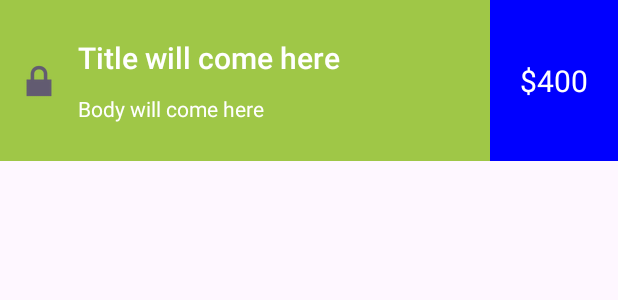
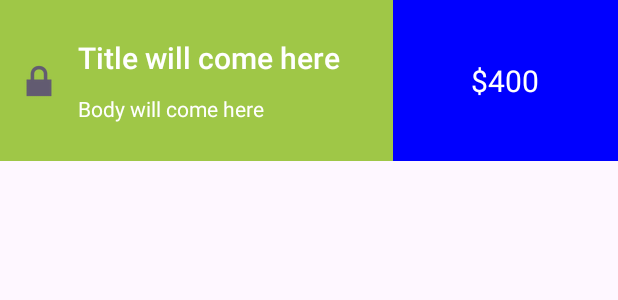
Before and after one commit to atiq-se/android-skeleton, an Android app: the layout item_articles.xml on its own in the app's theme, with its tools: preview values and no code run, on a phone screen of 412 x 824 dp. Shown: the top 300 px of the screen. Run offline under Robolectric (Android 15) with nearby library versions, the phone set to English and light mode, and no system bars.

Commit message:
last commit

```diff
--- a/app/src/main/java/com/example/androidskeleton/ui/info/ItemsListFragment.kt
+++ b/app/src/main/java/com/example/androidskeleton/ui/info/ItemsListFragment.kt
@@ -65,7 +65,8 @@ class ItemsListFragment : Fragment() {
     }
 
     private fun onArticleClick() = ArticlesAdapter.ArticleItemClickListener { data ->
-
+        //articleViewModel.updateItem(data)
+        findNavController().navigate(R.id.action_listFragment_to_addItemFragment)
     }
 
     private fun observeArticleViewModel() {
--- a/app/src/main/java/com/example/androidskeleton/ui/viewmodel/ArticleViewModel.kt
+++ b/app/src/main/java/com/example/androidskeleton/ui/viewmodel/ArticleViewModel.kt
@@ -23,6 +23,7 @@ constructor(private val articleRepository: ArticleRepository) : ViewModel() {
     internal val articlesEvent = articlesEventChannel.receiveAsFlow()
 
     /***********************************************************************************/
+    //private lateinit var _sharedItem : Article
 
     fun insertArticles(article: Article) = viewModelScope.launch {
         withContext(Dispatchers.IO) {
@@ -39,4 +40,9 @@ constructor(private val articleRepository: ArticleRepository) : ViewModel() {
         }
 
     }
+
+    /*fun updateItem(article: Article){
+        _sharedItem = article
+    }*/
+//    fun getItem() = _sharedItem
 }
--- a/app/src/main/res/layout/item_articles.xml
+++ b/app/src/main/res/layout/item_articles.xml
@@ -52,7 +52,7 @@
     <androidx.appcompat.widget.AppCompatTextView
         android:id="@+id/tvPrice"
         style="@style/ShapeAppearanceOverlay.Material3.Button"
-        android:layout_width="wrap_content"
+        android:layout_width="150dp"
         android:layout_height="wrap_content"
         android:background="@color/blue"
         android:gravity="center"
```
Also changed, not shown: app/src/main/java/com/example/androidskeleton/ui/info/AddItemFragment.kt (+6 -1 lines).
